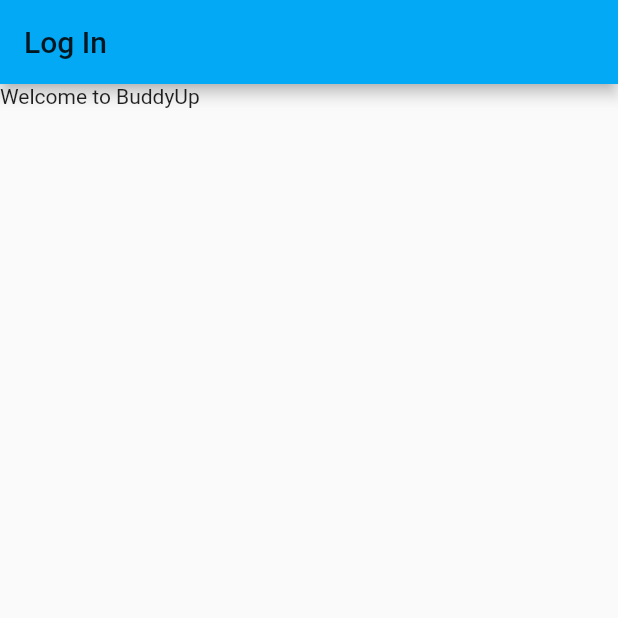
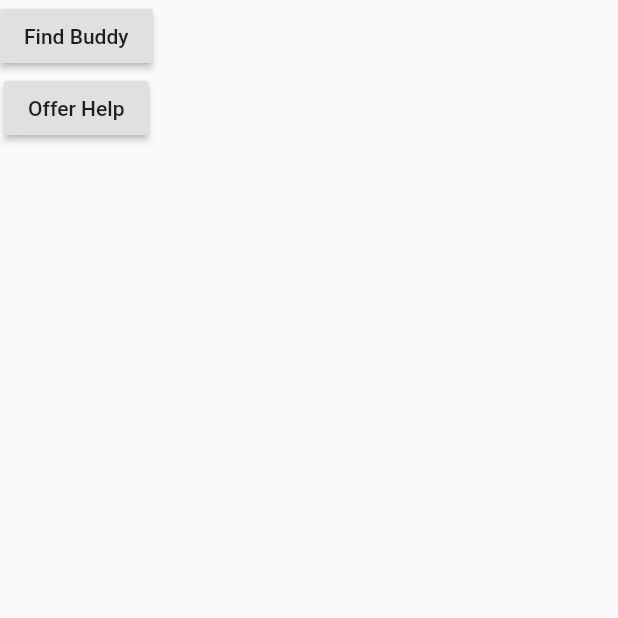
Before and after one commit to chexware/BuddyUp, a Flutter app: the BuddyBoardPage screen opened directly, on a phone screen of 412 x 824 dp, the top half of it. Run offline on Flutter 3.47's test engine with Material 2 defaults, Android fonts, the phone set to English and light mode, and no system bars; our stand-ins replace parse_server_sdk; statements that could not run were skipped.

```diff
--- a/lib/authentication/signUp.dart
+++ b/lib/authentication/signUp.dart
@@ -62,6 +62,9 @@ class _SignUpPageState extends State<SignUpPage> {
     var result = await user.create();
     if (result.success) {
       setState(() {
+        usernameController.clear();
+        emailController.clear();
+        passController.clear();
         Navigator.pop(context);
       });
     } else {
--- a/lib/buddyBoard.dart
+++ b/lib/buddyBoard.dart
@@ -9,10 +9,20 @@ class _BuddyBoardPageState extends State<BuddyBoardPage> {
   @override
   Widget build(BuildContext context) {
     return Scaffold(
-      appBar: AppBar(
-        title: Text('Log In'),
-      ),
-      body: Text('Welcome to BuddyUp'),
+      body: Column(
+        children: [
+         RaisedButton(
+              onPressed: () {
+              },
+              child: Text('Find Buddy'),
+          ),
+          RaisedButton(
+              onPressed: () {
+              },
+              child: Text('Offer Help'),
+          ),
+        ],
+      )
     );
   }
  }
```
Also changed, not shown: lib/authentication/logIn.dart (+2 -5 lines), lib/home.dart (+41 -0 lines), lib/main.dart (+3 -8 lines), 2 other files.
